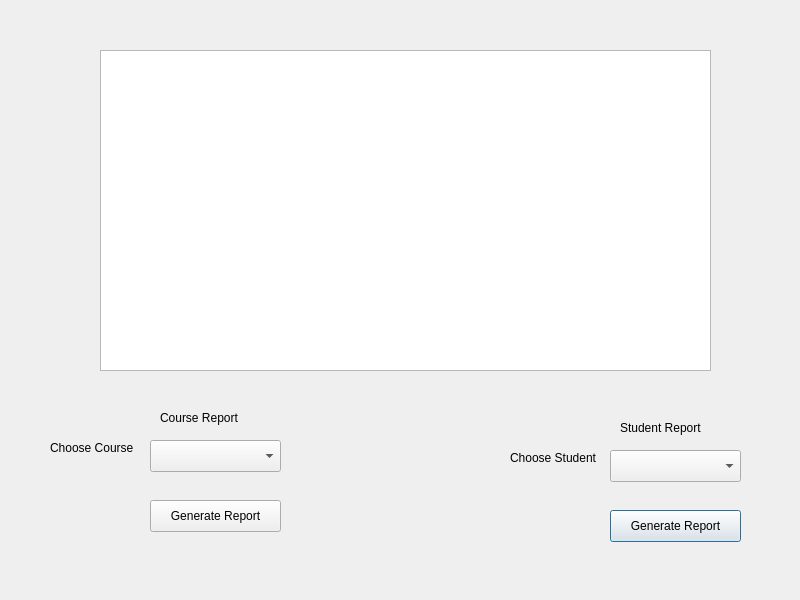
Qt form scandre.ui (ahmedmgh67/coursetracking-cs2) before a commit.
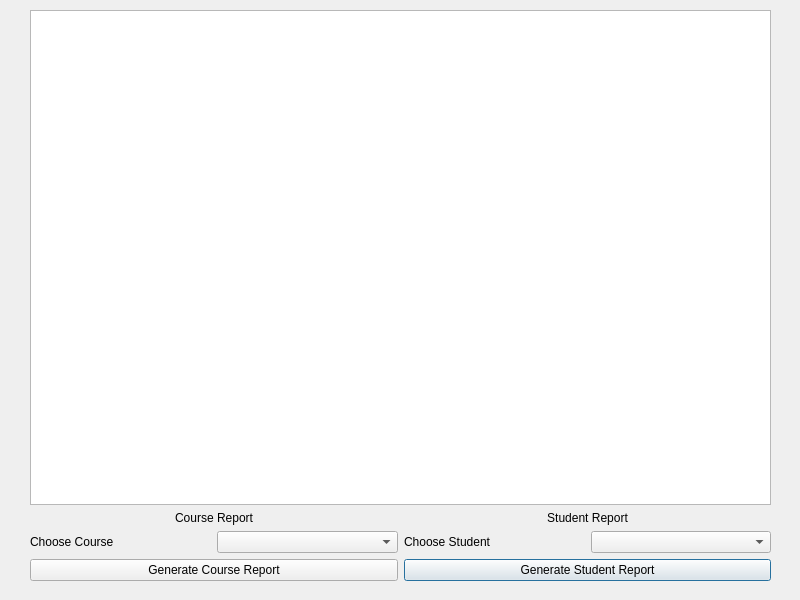
The same form after that commit.

Patch:
```diff
--- a/scandre.ui
+++ b/scandre.ui
@@ -13,63 +13,54 @@
   <property name="windowTitle">
    <string>Schedule &amp; Reports</string>
   </property>
-  <widget class="QTableView" name="sc">
-   <property name="geometry">
-    <rect>
-     <x>100</x>
-     <y>50</y>
-     <width>611</width>
-     <height>321</height>
-    </rect>
-   </property>
-  </widget>
-  <widget class="QComboBox" name="comboBox">
+  <property name="styleSheet">
+   <string notr="true"/>
+  </property>
+  <widget class="QWidget" name="">
    <property name="geometry">
     <rect>
-     <x>150</x>
-     <y>440</y>
-     <width>131</width>
-     <height>32</height>
+     <x>30</x>
+     <y>10</y>
+     <width>741</width>
+     <height>571</height>
     </rect>
    </property>
-  </widget>
+   <layout class="QVBoxLayout" name="verticalLayout_3">
+    <item>
+     <widget class="QTableView" name="sc"/>
+    </item>
+    <item>
+     <layout class="QHBoxLayout" name="horizontalLayout_3">
+      <item>
+       <layout class="QVBoxLayout" name="verticalLayout_2">
+        <item>
   <widget class="QLabel" name="label">
-   <property name="geometry">
-    <rect>
-     <x>160</x>
-     <y>410</y>
-     <width>91</width>
-     <height>16</height>
-    </rect>
-   </property>
    <property name="text">
     <string>Course Report</string>
    </property>
-  </widget>
+          <property name="alignment">
+           <set>Qt::AlignmentFlag::AlignCenter</set>
+          </property>
+         </widget>
+        </item>
+        <item>
+         <layout class="QHBoxLayout" name="horizontalLayout_2">
+          <item>
   <widget class="QLabel" name="label_2">
-   <property name="geometry">
-    <rect>
-     <x>50</x>
-     <y>440</y>
-     <width>101</width>
-     <height>16</height>
-    </rect>
-   </property>
    <property name="text">
     <string>Choose Course</string>
    </property>
   </widget>
+          </item>
+          <item>
+           <widget class="QComboBox" name="comboBox"/>
+          </item>
+         </layout>
+        </item>
+        <item>
   <widget class="QPushButton" name="genreco">
-   <property name="geometry">
-    <rect>
-     <x>150</x>
-     <y>500</y>
-     <width>131</width>
-     <height>32</height>
-    </rect>
-   </property>
    <property name="text">
-    <string>Generate Report</string>
+           <string>Generate Course Report</string>
    </property>
    <property name="autoDefault">
     <bool>false</bool>
@@ -78,57 +69,53 @@
     <bool>true</bool>
    </property>
   </widget>
-  <widget class="QComboBox" name="comboBox_2">
-   <property name="geometry">
-    <rect>
-     <x>610</x>
-     <y>450</y>
-     <width>131</width>
-     <height>32</height>
-    </rect>
-   </property>
-  </widget>
-  <widget class="QPushButton" name="genrest">
-   <property name="geometry">
-    <rect>
-     <x>610</x>
-     <y>510</y>
-     <width>131</width>
-     <height>32</height>
-    </rect>
-   </property>
-   <property name="text">
-    <string>Generate Report</string>
-   </property>
-   <property name="default">
-    <bool>true</bool>
-   </property>
-  </widget>
-  <widget class="QLabel" name="label_3">
-   <property name="geometry">
-    <rect>
-     <x>510</x>
-     <y>450</y>
-     <width>101</width>
-     <height>16</height>
-    </rect>
-   </property>
-   <property name="text">
-    <string>Choose Student</string>
-   </property>
-  </widget>
+        </item>
+       </layout>
+      </item>
+      <item>
+       <layout class="QVBoxLayout" name="verticalLayout">
+        <item>
   <widget class="QLabel" name="label_4">
-   <property name="geometry">
-    <rect>
-     <x>620</x>
-     <y>420</y>
-     <width>91</width>
-     <height>16</height>
-    </rect>
-   </property>
    <property name="text">
     <string>Student Report</string>
    </property>
+          <property name="alignment">
+           <set>Qt::AlignmentFlag::AlignCenter</set>
+          </property>
+         </widget>
+        </item>
+        <item>
+         <layout class="QHBoxLayout" name="horizontalLayout">
+          <item>
+           <widget class="QLabel" name="label_3">
+            <property name="text">
+             <string>Choose Student</string>
+            </property>
+           </widget>
+          </item>
+          <item>
+           <widget class="QComboBox" name="comboBox_2"/>
+          </item>
+         </layout>
+        </item>
+        <item>
+         <widget class="QPushButton" name="genrest">
+          <property name="text">
+           <string>Generate Student Report</string>
+          </property>
+          <property name="autoDefault">
+           <bool>false</bool>
+          </property>
+          <property name="default">
+           <bool>true</bool>
+          </property>
+         </widget>
+        </item>
+       </layout>
+      </item>
+     </layout>
+    </item>
+   </layout>
   </widget>
  </widget>
  <resources/>
```
Lines whose indentation alone changed are shown as unchanged.
